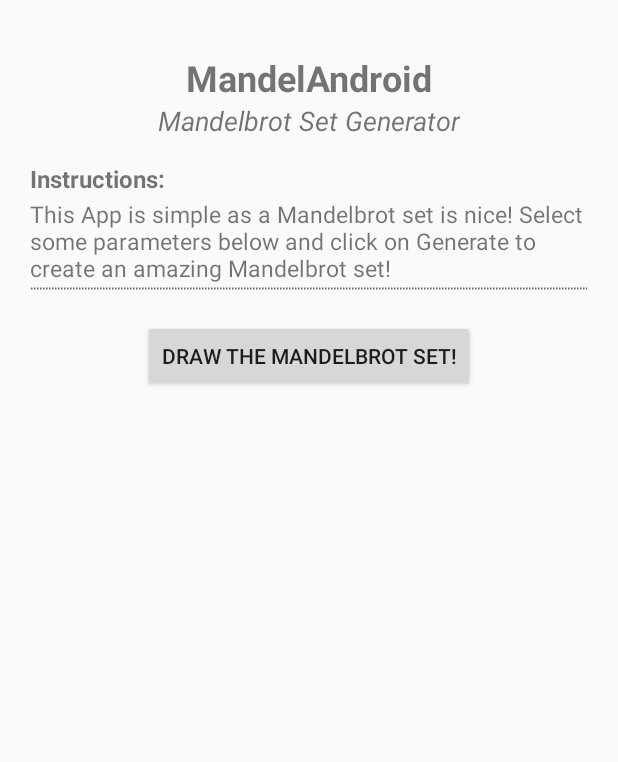
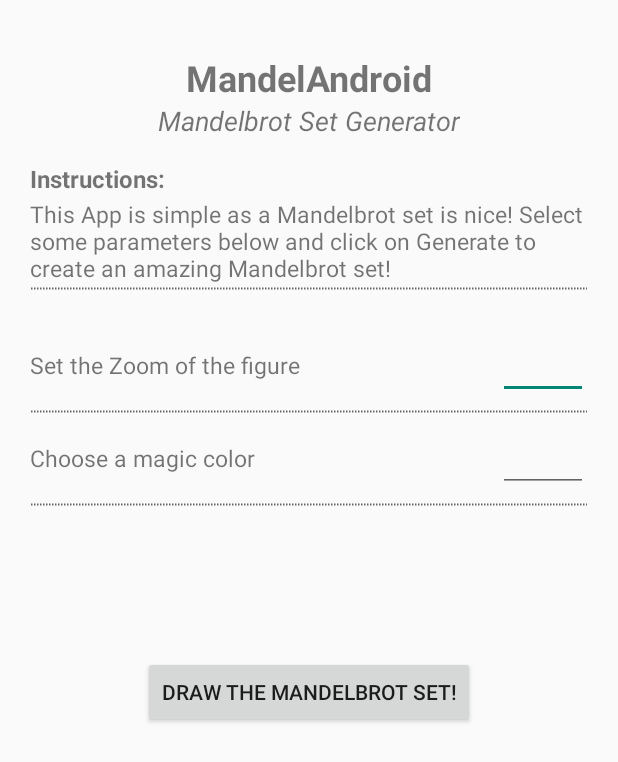
Before and after one commit to jbiral/MandelAndroid, an Android app: the screen it shows after launch (ChooseParametersActivity), on a phone screen of 412 x 824 dp. Shown: the top 762 px of the screen. Run offline under Robolectric (Android 15) with nearby library versions, the phone set to English and light mode, and no system bars.

Commit message:
Set some parameters (not working yet)

```diff
--- a/app/src/main/res/layout/choose_parameter_layout.xml
+++ b/app/src/main/res/layout/choose_parameter_layout.xml
@@ -65,12 +65,65 @@
         android:layout_width="fill_parent"
         android:layout_height="wrap_content"
         android:layout_below="@id/title_container"
+        android:orientation="vertical"
         android:gravity="center_horizontal">
+
+        <RelativeLayout
+            android:layout_width="match_parent"
+            android:layout_height="60dp">
+
+            <TextView
+                style="@style/NormalListText"
+                android:text="Set the Zoom of the figure" />
+
+            <EditText
+                android:layout_width="60dp"
+                android:layout_marginRight="20dp"
+                android:layout_height="wrap_content"
+                android:layout_alignParentRight="true"
+                android:layout_centerVertical="true"
+                android:inputType="number"/>
+
+        </RelativeLayout>
+
+        <ImageView
+            android:layout_width="match_parent"
+            android:layout_height="2dp"
+            android:layout_marginLeft="20dp"
+            android:layout_marginRight="20dp"
+            android:src="@drawable/dotted_line"/>
+
+        <RelativeLayout
+            android:layout_width="match_parent"
+            android:layout_height="60dp">
+
+            <TextView
+                style="@style/NormalListText"
+                android:text="Choose a magic color" />
+
+            <EditText
+                android:layout_width="60dp"
+                android:layout_marginRight="20dp"
+                android:layout_height="wrap_content"
+                android:layout_alignParentRight="true"
+                android:layout_centerVertical="true"
+                android:inputType="number"/>
+
+        </RelativeLayout>
+
+        <ImageView
+            android:layout_width="match_parent"
+            android:layout_height="2dp"
+            android:layout_marginLeft="20dp"
+            android:layout_marginRight="20dp"
+            android:src="@drawable/dotted_line"/>
+
 
         <Button
             android:id="@+id/btn_draw_mandelbrot"
             android:layout_width="wrap_content"
             android:layout_height="wrap_content"
+            android:layout_marginTop="100dp"
             android:text="@string/button_draw_mandelbrot" />
 
     </LinearLayout>
--- a/app/src/main/res/values/styles.xml
+++ b/app/src/main/res/values/styles.xml
@@ -26,4 +26,13 @@
         <item name="android:textSize">15sp</item>
     </style>
 
+    <style name="NormalListText" parent="BaseTextStyle">
+        <item name="android:layout_width">wrap_content</item>
+        <item name="android:layout_height">wrap_content</item>
+        <item name="android:layout_alignParentLeft">true</item>
+        <item name="android:layout_centerVertical">true</item>
+        <item name="android:paddingLeft">20dp</item>
+        <item name="android:textSize">15sp</item>
+    </style>
+
 </resources>
```
